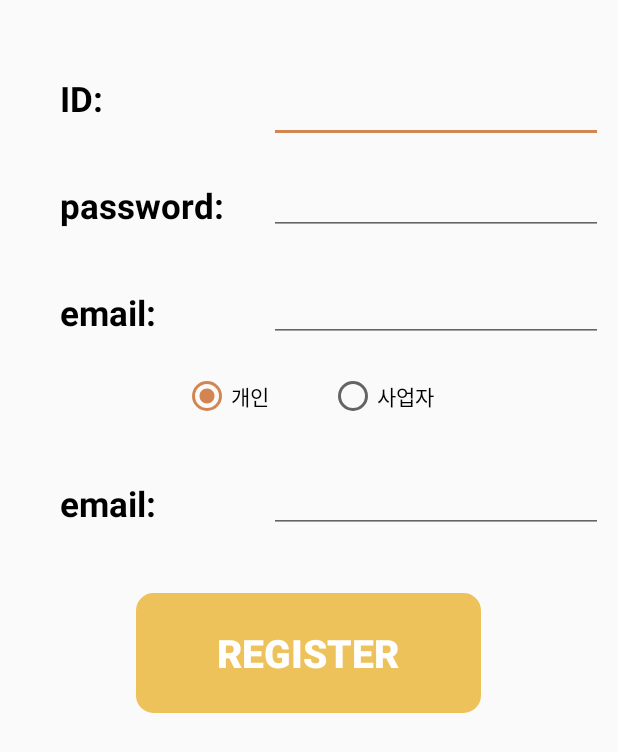
After one commit to SKHU-CSE/if_ExpressTrain, an Android app: the Member_Register screen opened directly, with no data from a screen before it, on a phone screen of 412 x 824 dp. The commit adds this screen. Shown: the top 752 px of the screen. Run offline under Robolectric (Android 15) with nearby library versions, the phone set to English and light mode, and no system bars.

Commit message:
main 완성

```diff
--- /dev/null
+++ b/ExpressTrain_Android/app/src/main/java/express/if_week/expresstrain_android/Member_Register.java
@@ -0,0 +1,109 @@
+package express.if_week.expresstrain_android;
+
+import android.os.Handler;
+import android.os.Looper;
+import android.support.v7.app.AppCompatActivity;
+import android.os.Bundle;
+import android.util.Log;
+import android.view.View;
+import android.widget.Button;
+import android.widget.EditText;
+import android.widget.RadioGroup;
+import android.widget.Toast;
+
+import com.android.navermap.NMapPOIflagType;
+
+import org.json.JSONArray;
+import org.json.JSONException;
+import org.json.JSONObject;
+
+import java.io.IOException;
+
+import okhttp3.Callback;
+import okhttp3.Response;
+
+import static android.content.ContentValues.TAG;
+
+public class Member_Register extends AppCompatActivity {
+
+    RadioGroup radioGroup;
+    int Type;
+    GetJson json;
+    @Override
+    protected void onCreate(Bundle savedInstanceState) {
+        super.onCreate(savedInstanceState);
+        setContentView(R.layout.activity_member__register);
+
+        json=new GetJson();
+        radioGroup=findViewById(R.id.register_radio);
+        radioGroup.setOnCheckedChangeListener(new RadioGroup.OnCheckedChangeListener() {
+            @Override
+            public void onCheckedChanged(RadioGroup group, int checkedId) {
+                switch (checkedId)
+                {
+                    case R.id.register_player:
+                        Type=0;
+                        break;
+                    case R.id.register_store:
+                        Type=1;
+                        break;
+                }
+            }
+        });
+
+        Button button=findViewById(R.id.register_add);
+        button.setOnClickListener(new View.OnClickListener() {
+            @Override
+            public void onClick(View v) {
+
+                EditText id=findViewById(R.id.register_id_edit);
+                EditText pwd=findViewById(R.id.register_pwd_edit);
+                EditText email=findViewById(R.id.register_email_edit);
+                EditText name=findViewById(R.id.register_name_edit);
+
+                final String ID_S=id.getText().toString();
+                final String pwd_S=pwd.getText().toString();
+                final String Email_S=email.getText().toString();
+                final String Name_S=name.getText().toString();
+
+                if(ID_S.equals("")||pwd_S.equals("")||Email_S.equals("")||Name_S.equals(""))
+                {
+                    Toast.makeText(Member_Register.this,"재대로 입력해주세요",Toast.LENGTH_LONG).show();
+                }else
+                {
+                    new Thread() {
+                        public void run() {
+                            // 파라미터 2개와 미리정의해논 콜백함수를 매개변수로 전달하여 호출
+                            json.requestWebServer(callback, "newMember.php", "id=" + ID_S,"pw="+pwd_S,"type="+Type,"name="+Email_S,"email="+Name_S);
+                        }
+                    }.start();
+
+                }
+
+            }
+        });
+
+    }
+    private final Callback callback = new Callback() {
+        @Override
+        public void onFailure(okhttp3.Call call, IOException e) {
+            Log.d(TAG, "콜백오류:" + e.getMessage());
+        }
+
+        @Override
+        public void onResponse(okhttp3.Call call, Response response) throws IOException {
+            final String body = response.body().string();
+            Log.d(TAG, "서버에서 응답한 Body:" + body);
+
+            Member_Register.this.runOnUiThread(new Runnable() {
+                @Override
+                public void run() {
+                    //Handle UI here
+                    Toast.makeText(Member_Register.this,body,Toast.LENGTH_LONG).show();
+                }
+            });
+
+        }
+    };
+
+}
--- a/ExpressTrain_Android/app/src/main/java/express/if_week/expresstrain_android/StartMenu.java
+++ b/ExpressTrain_Android/app/src/main/java/express/if_week/expresstrain_android/StartMenu.java
@@ -20,6 +20,7 @@ public class StartMenu extends AppCompatActivity {
             public void onClick(View v) {
                 Intent intent=new Intent(StartMenu.this,MainActivity.class);
                 intent.putExtra("cardtype","0");
+                intent.putExtra("cardname","꿈나무 카드");
                 startActivity(intent);
                 finish();
             }
--- /dev/null
+++ b/ExpressTrain_Android/app/src/main/res/layout/activity_member__register.xml
@@ -0,0 +1,153 @@
+<?xml version="1.0" encoding="utf-8"?>
+<RelativeLayout xmlns:android="http://schemas.android.com/apk/res/android"
+    xmlns:app="http://schemas.android.com/apk/res-auto"
+    xmlns:tools="http://schemas.android.com/tools"
+    android:layout_width="match_parent"
+    android:layout_height="match_parent"
+    tools:context=".Member_Register">
+
+
+    <TextView
+        android:id="@+id/register_id"
+        android:layout_width="wrap_content"
+        android:layout_height="wrap_content"
+        android:layout_alignParentLeft="true"
+        android:layout_marginLeft="40dp"
+        android:layout_marginTop="50dp"
+        android:layout_marginRight="30dp"
+        android:text="ID:"
+        android:textColor="#000000"
+
+        android:textSize="23sp"
+
+        android:textStyle="bold" />
+
+    <EditText
+        android:id="@+id/register_id_edit"
+        android:layout_width="wrap_content"
+        android:layout_height="wrap_content"
+        android:layout_alignLeft="@+id/register_pwd_edit"
+        android:layout_alignTop="@id/register_id"
+        android:layout_alignParentRight="true"
+        android:layout_marginRight="10dp"
+        android:maxLines="1" />
+
+    <TextView
+        android:id="@+id/register_pwd"
+        android:layout_width="wrap_content"
+        android:layout_height="wrap_content"
+        android:layout_below="@id/register_id"
+        android:layout_alignLeft="@id/register_id"
+        android:layout_marginTop="30dp"
+        android:layout_marginRight="30dp"
+        android:text="password:"
+        android:textColor="#000000"
+        android:paddingTop="10dp"
+        android:textSize="23sp"
+
+        android:textStyle="bold" />
+
+    <EditText
+        android:id="@id/register_pwd_edit"
+        android:layout_width="wrap_content"
+        android:layout_height="wrap_content"
+        android:layout_below="@id/register_id_edit"
+        android:layout_alignTop="@id/register_pwd"
+        android:layout_alignParentRight="true"
+        android:layout_marginRight="10dp"
+        android:layout_toRightOf="@id/register_pwd"
+        android:maxLines="1" />
+
+
+    <TextView
+        android:id="@+id/register_email"
+        android:layout_width="wrap_content"
+        android:layout_height="wrap_content"
+        android:layout_below="@id/register_pwd"
+        android:layout_alignLeft="@id/register_pwd"
+        android:layout_marginTop="30dp"
+        android:layout_marginRight="30dp"
+        android:text="email:"
+        android:paddingTop="10dp"
+        android:textColor="#000000"
+
+        android:textSize="23sp"
+
+        android:textStyle="bold" />
+
+    <EditText
+        android:id="@+id/register_email_edit"
+        android:layout_width="wrap_content"
+        android:layout_height="wrap_content"
+        android:layout_below="@id/register_id_edit"
+        android:layout_alignTop="@id/register_email"
+        android:layout_alignParentRight="true"
+        android:layout_marginRight="10dp"
+        android:layout_toRightOf="@id/register_pwd"
+        android:maxLines="1" />
+
+    <RadioGroup
+        android:id="@+id/register_radio"
+        android:layout_width="match_parent"
+        android:layout_height="wrap_content"
+        android:layout_below="@id/register_email_edit"
+        android:layout_marginTop="20dp"
+        android:gravity="center"
+        android:orientation="horizontal">
+
+        <RadioButton
+            android:id="@+id/register_player"
+            android:layout_width="wrap_content"
+            android:layout_height="wrap_content"
+            android:layout_marginRight="20dp"
+            android:checked="true"
+            android:text="개인" />
+
+        <RadioButton
+            android:id="@+id/register_store"
+            android:layout_width="wrap_content"
+            android:layout_height="wrap_content"
+            android:layout_marginLeft="20dp"
+            android:text="사업자" />
+    </RadioGroup>
+
+    <TextView
+        android:id="@+id/register_name"
+        android:layout_width="wrap_content"
+        android:layout_height="wrap_content"
+        android:layout_below="@id/register_radio"
+        android:layout_alignLeft="@id/register_pwd"
+        android:layout_marginTop="30dp"
+        android:layout_marginRight="30dp"
+        android:paddingTop="10dp"
+        android:text="email:"
+        android:textColor="#000000"
+        android:textSize="23sp"
+
+        android:textStyle="bold" />
+
+    <EditText
+        android:id="@+id/register_name_edit"
+        android:layout_width="wrap_content"
+        android:layout_height="wrap_content"
+        android:layout_below="@id/register_radio"
+        android:layout_alignTop="@id/register_name"
+        android:layout_alignParentRight="true"
+        android:layout_marginRight="10dp"
+        android:layout_toRightOf="@id/register_pwd"
+        android:maxLines="1" />
+
+    <Button
+        android:layout_width="230dp"
+        android:layout_height="80dp"
+        android:background="@drawable/round_stroke"
+        android:textColor="#ffffff"
+        android:textStyle="bold"
+        android:textSize="26sp"
+        android:layout_centerHorizontal="true"
+        android:layout_below="@id/register_name_edit"
+        android:layout_marginTop="40dp"
+        android:id="@+id/register_add"
+        android:text="Register"/>
+
+</RelativeLayout>
--- a/ExpressTrain_Android/app/src/main/res/layout/activity_store_content.xml
+++ b/ExpressTrain_Android/app/src/main/res/layout/activity_store_content.xml
@@ -37,7 +37,8 @@
             android:layout_alignParentRight="true"
             android:layout_centerVertical="true"
             android:background="@drawable/round_stroke"
-            android:text="test"
+            android:text="로그인"
+            android:onClick="gotoLogin"
             android:textColor="#ffffff" />
     </RelativeLayout>
 
```
Also changed, not shown: ExpressTrain_Android/app/src/main/AndroidManifest.xml (+4 -3 lines), ExpressTrain_Android/app/src/main/java/express/if_week/expresstrain_android/MainActivity.java (+16 -6 lines), ExpressTrain_Android/app/src/main/java/express/if_week/expresstrain_android/StoreContent.java (+10 -0 lines).
